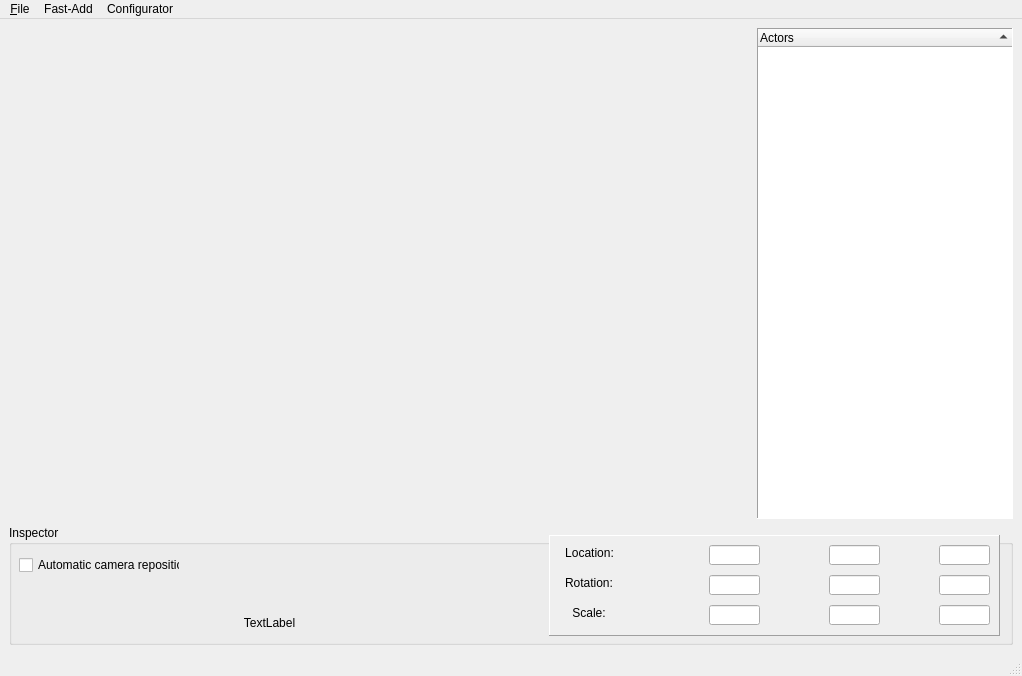
Old version of the form VisuIFPT_gui/src/MainWindow.ui in the repository StefanNeu/VisuIFPT.
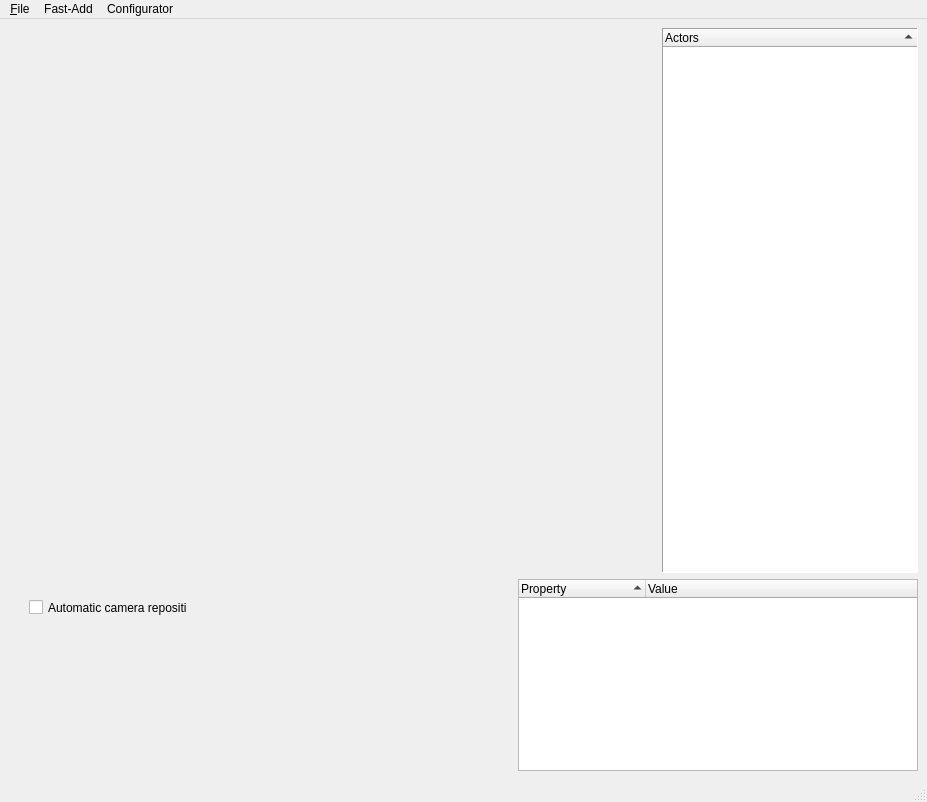
New version of the form. Custom widgets are drawn as their Qt base class.

Commit message: Re-configured the MainWindow with the new "property-list" and fixed the display of transform-data of actors

```diff
--- a/VisuIFPT_gui/src/MainWindow.ui
+++ b/VisuIFPT_gui/src/MainWindow.ui
@@ -6,8 +6,8 @@
    <rect>
     <x>0</x>
     <y>0</y>
-    <width>1022</width>
-    <height>676</height>
+    <width>927</width>
+    <height>802</height>
    </rect>
   </property>
   <property name="sizePolicy">
@@ -69,9 +69,9 @@
       <item>
        <widget class="QTreeWidget" name="mainWindow_actorList">
         <property name="sizePolicy">
-         <sizepolicy hsizetype="Minimum" vsizetype="Minimum">
+         <sizepolicy hsizetype="Minimum" vsizetype="Preferred">
           <horstretch>0</horstretch>
-          <verstretch>0</verstretch>
+          <verstretch>23</verstretch>
          </sizepolicy>
         </property>
         <property name="focusPolicy">
@@ -117,233 +117,108 @@
      </layout>
     </item>
     <item>
-     <widget class="QGroupBox" name="inspector">
-      <property name="sizePolicy">
-       <sizepolicy hsizetype="Minimum" vsizetype="Minimum">
-        <horstretch>0</horstretch>
-        <verstretch>0</verstretch>
-       </sizepolicy>
+     <layout class="QHBoxLayout" name="horizontalLayout">
+      <property name="spacing">
+       <number>6</number>
       </property>
-      <property name="minimumSize">
-       <size>
-        <width>90</width>
-        <height>120</height>
-       </size>
+      <property name="sizeConstraint">
+       <enum>QLayout::SetDefaultConstraint</enum>
       </property>
-      <property name="title">
-       <string>Inspector</string>
-      </property>
-      <widget class="QLabel" name="coordinates">
-       <property name="geometry">
-        <rect>
-         <x>20</x>
-         <y>90</y>
-         <width>481</width>
-         <height>16</height>
-        </rect>
-       </property>
-       <property name="sizePolicy">
-        <sizepolicy hsizetype="Minimum" vsizetype="Maximum">
-         <horstretch>0</horstretch>
-         <verstretch>0</verstretch>
-        </sizepolicy>
-       </property>
-       <property name="text">
-        <string>TextLabel</string>
-       </property>
-       <property name="alignment">
-        <set>Qt::AlignCenter</set>
-       </property>
-      </widget>
-      <widget class="QFrame" name="transform_data">
-       <property name="geometry">
-        <rect>
-         <x>540</x>
-         <y>10</y>
-         <width>451</width>
-         <height>101</height>
-        </rect>
-       </property>
-       <property name="autoFillBackground">
-        <bool>true</bool>
-       </property>
-       <property name="frameShape">
-        <enum>QFrame::Panel</enum>
-       </property>
-       <property name="frameShadow">
-        <enum>QFrame::Raised</enum>
-       </property>
-       <widget class="QLineEdit" name="x_loc">
-        <property name="geometry">
-         <rect>
-          <x>160</x>
-          <y>10</y>
-          <width>51</width>
-          <height>20</height>
-         </rect>
+      <item>
+       <widget class="QWidget" name="widget" native="true">
+        <property name="sizePolicy">
+         <sizepolicy hsizetype="Preferred" vsizetype="Preferred">
+          <horstretch>68</horstretch>
+          <verstretch>0</verstretch>
+         </sizepolicy>
         </property>
-       </widget>
-       <widget class="QLineEdit" name="y_loc">
-        <property name="geometry">
-         <rect>
-          <x>280</x>
-          <y>10</y>
-          <width>51</width>
-          <height>20</height>
-         </rect>
+        <property name="minimumSize">
+         <size>
+          <width>0</width>
+          <height>0</height>
+         </size>
         </property>
-       </widget>
-       <widget class="QLineEdit" name="z_loc">
-        <property name="geometry">
-         <rect>
-          <x>390</x>
-          <y>10</y>
-          <width>51</width>
-          <height>20</height>
-         </rect>
+        <property name="sizeIncrement">
+         <size>
+          <width>0</width>
+          <height>0</height>
+         </size>
         </property>
+        <widget class="QCheckBox" name="checkBox_autoCamRepos">
+         <property name="geometry">
+          <rect>
+           <x>20</x>
+           <y>20</y>
+           <width>159</width>
+           <height>17</height>
+          </rect>
+         </property>
+         <property name="sizePolicy">
+          <sizepolicy hsizetype="Fixed" vsizetype="Fixed">
+           <horstretch>0</horstretch>
+           <verstretch>0</verstretch>
+          </sizepolicy>
+         </property>
+         <property name="text">
+          <string>Automatic camera reposition</string>
+         </property>
+        </widget>
        </widget>
-       <widget class="QLineEdit" name="x_rot">
-        <property name="geometry">
-         <rect>
-          <x>160</x>
-          <y>40</y>
-          <width>51</width>
-          <height>20</height>
-         </rect>
+      </item>
+      <item>
+       <widget class="QTreeWidget" name="property_list">
+        <property name="sizePolicy">
+         <sizepolicy hsizetype="Preferred" vsizetype="Preferred">
+          <horstretch>54</horstretch>
+          <verstretch>0</verstretch>
+         </sizepolicy>
         </property>
-       </widget>
-       <widget class="QLineEdit" name="x_scale">
-        <property name="geometry">
-         <rect>
-          <x>160</x>
-          <y>70</y>
-          <width>51</width>
-          <height>20</height>
-         </rect>
+        <property name="minimumSize">
+         <size>
+          <width>10</width>
+          <height>0</height>
+         </size>
         </property>
-       </widget>
-       <widget class="QLineEdit" name="y_rot">
-        <property name="geometry">
-         <rect>
-          <x>280</x>
-          <y>40</y>
-          <width>51</width>
-          <height>20</height>
-         </rect>
+        <property name="sizeIncrement">
+         <size>
+          <width>38</width>
+          <height>10</height>
+         </size>
         </property>
-       </widget>
-       <widget class="QLineEdit" name="y_scale">
-        <property name="geometry">
-         <rect>
-          <x>280</x>
-          <y>70</y>
-          <width>51</width>
-          <height>20</height>
-         </rect>
+        <property name="columnCount">
+         <number>2</number>
         </property>
+        <attribute name="headerVisible">
+         <bool>true</bool>
+        </attribute>
+        <attribute name="headerCascadingSectionResizes">
+         <bool>false</bool>
+        </attribute>
+        <attribute name="headerDefaultSectionSize">
+         <number>127</number>
+        </attribute>
+        <attribute name="headerHighlightSections">
+         <bool>false</bool>
+        </attribute>
+        <attribute name="headerMinimumSectionSize">
+         <number>62</number>
+        </attribute>
+        <attribute name="headerShowSortIndicator" stdset="0">
+         <bool>true</bool>
+        </attribute>
+        <column>
+         <property name="text">
+          <string>Property</string>
+         </property>
+        </column>
+        <column>
+         <property name="text">
+          <string>Value</string>
+         </property>
+        </column>
        </widget>
-       <widget class="QLineEdit" name="z_rot">
-        <property name="geometry">
-         <rect>
-          <x>390</x>
-          <y>40</y>
-          <width>51</width>
-          <height>20</height>
-         </rect>
-        </property>
-       </widget>
-       <widget class="QLineEdit" name="z_scale">
-        <property name="geometry">
-         <rect>
-          <x>390</x>
-          <y>70</y>
-          <width>51</width>
-          <height>20</height>
-         </rect>
-        </property>
-       </widget>
-      </widget>
-      <widget class="QLabel" name="location">
-       <property name="geometry">
-        <rect>
-         <x>550</x>
-         <y>20</y>
-         <width>61</width>
-         <height>16</height>
-        </rect>
-       </property>
-       <property name="sizePolicy">
-        <sizepolicy hsizetype="Minimum" vsizetype="Maximum">
-         <horstretch>0</horstretch>
-         <verstretch>0</verstretch>
-        </sizepolicy>
-       </property>
-       <property name="text">
-        <string>Location:</string>
-       </property>
-       <property name="alignment">
-        <set>Qt::AlignCenter</set>
-       </property>
-      </widget>
-      <widget class="QLabel" name="rotation">
-       <property name="geometry">
-        <rect>
-         <x>550</x>
-         <y>50</y>
-         <width>60</width>
-         <height>16</height>
-        </rect>
-       </property>
-       <property name="sizePolicy">
-        <sizepolicy hsizetype="Minimum" vsizetype="Maximum">
-         <horstretch>0</horstretch>
-         <verstretch>0</verstretch>
-        </sizepolicy>
-       </property>
-       <property name="text">
-        <string>Rotation:</string>
-       </property>
-       <property name="alignment">
-        <set>Qt::AlignCenter</set>
-       </property>
-      </widget>
-      <widget class="QLabel" name="scale">
-       <property name="geometry">
-        <rect>
-         <x>550</x>
-         <y>80</y>
-         <width>60</width>
-         <height>16</height>
-        </rect>
-       </property>
-       <property name="sizePolicy">
-        <sizepolicy hsizetype="Minimum" vsizetype="Maximum">
-         <horstretch>0</horstretch>
-         <verstretch>0</verstretch>
-        </sizepolicy>
-       </property>
-       <property name="text">
-        <string>Scale:</string>
-       </property>
-       <property name="alignment">
-        <set>Qt::AlignCenter</set>
-       </property>
-      </widget>
-      <widget class="QCheckBox" name="checkBox_autoCamRepos">
-       <property name="geometry">
-        <rect>
-         <x>10</x>
-         <y>30</y>
-         <width>161</width>
-         <height>20</height>
-        </rect>
-       </property>
-       <property name="text">
-        <string>Automatic camera reposition</string>
-       </property>
-      </widget>
-     </widget>
+      </item>
+     </layout>
     </item>
    </layout>
   </widget>
@@ -352,7 +227,7 @@
     <rect>
      <x>0</x>
      <y>0</y>
-     <width>1022</width>
+     <width>927</width>
      <height>21</height>
     </rect>
    </property>
```
The commit also changes 4 other files.
